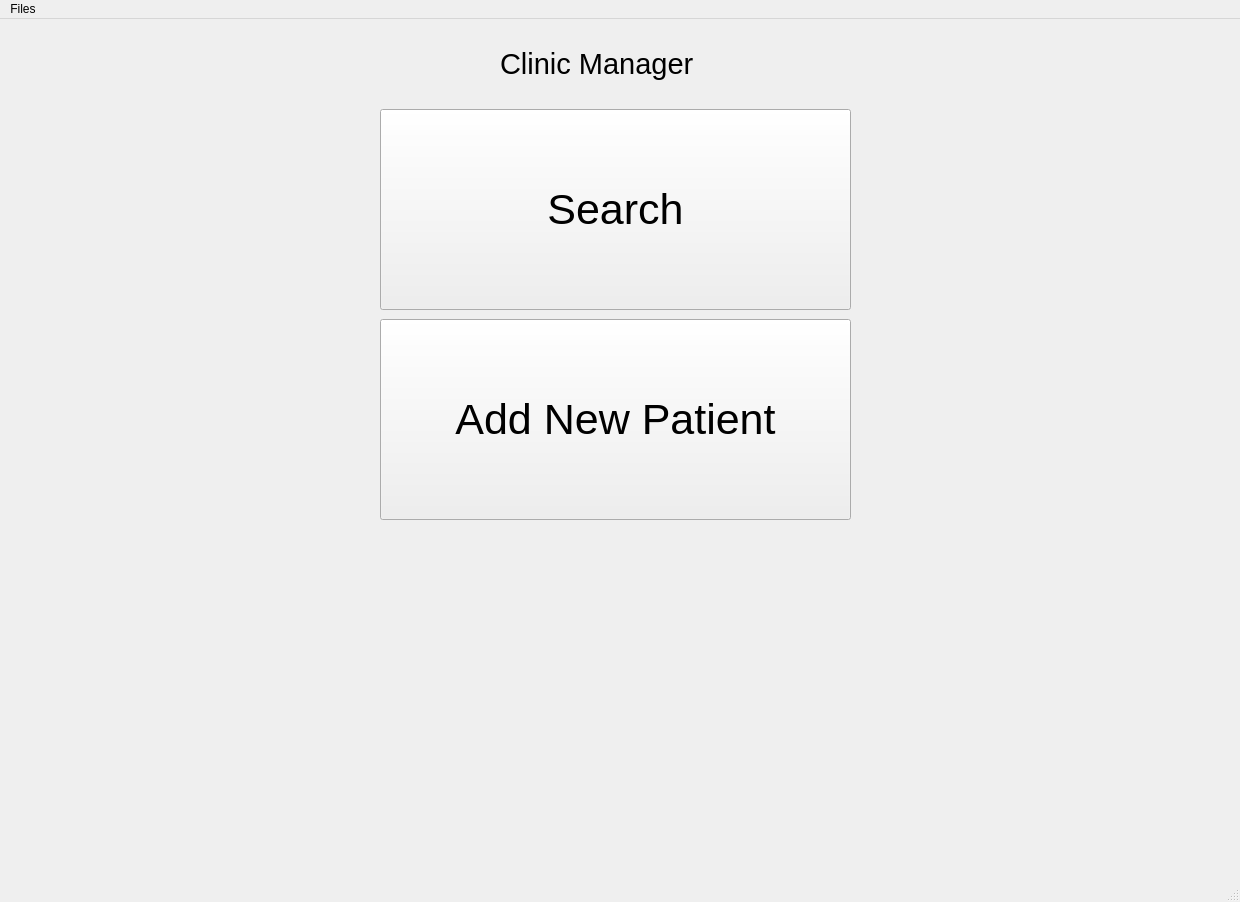
Before: the Qt Designer form form.ui in OhaoTech/ClinicManager, drawn with Qt 5.
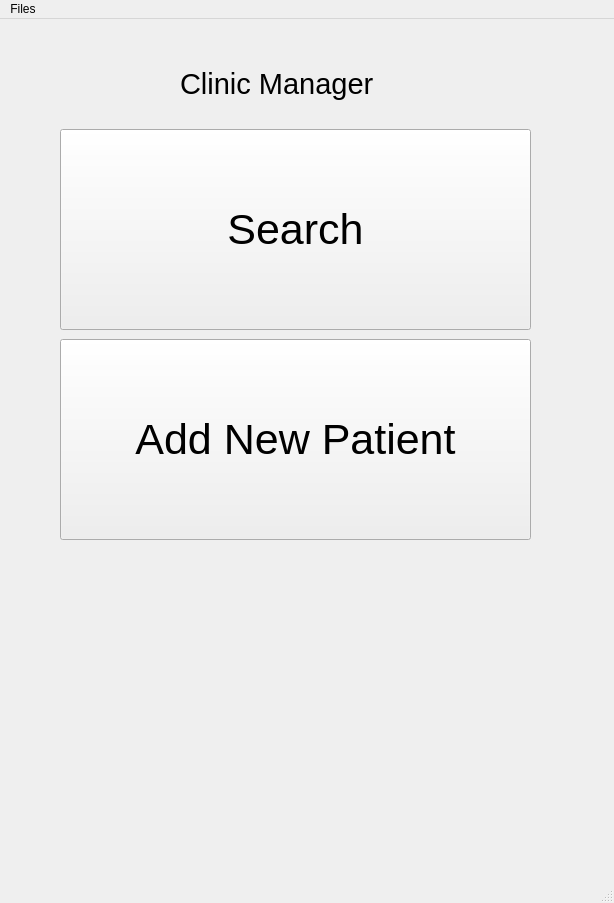
After: the same form once the commit is applied.

The edit to the form file:
```diff
--- a/form.ui
+++ b/form.ui
@@ -6,8 +6,8 @@
    <rect>
     <x>0</x>
     <y>0</y>
-    <width>1240</width>
-    <height>902</height>
+    <width>614</width>
+    <height>903</height>
    </rect>
   </property>
   <property name="windowTitle">
@@ -17,8 +17,8 @@
    <widget class="QLabel" name="logo_label">
     <property name="geometry">
      <rect>
-      <x>500</x>
-      <y>10</y>
+      <x>180</x>
+      <y>30</y>
       <width>261</width>
       <height>71</height>
      </rect>
@@ -30,8 +30,8 @@
    <widget class="QPushButton" name="searchButton">
     <property name="geometry">
      <rect>
-      <x>380</x>
-      <y>90</y>
+      <x>60</x>
+      <y>110</y>
       <width>471</width>
       <height>201</height>
      </rect>
@@ -48,8 +48,8 @@
    <widget class="QPushButton" name="addNewPatientButton">
     <property name="geometry">
      <rect>
-      <x>380</x>
-      <y>300</y>
+      <x>60</x>
+      <y>320</y>
       <width>471</width>
       <height>201</height>
      </rect>
@@ -69,8 +69,8 @@
     <rect>
      <x>0</x>
      <y>0</y>
-     <width>1240</width>
-     <height>27</height>
+     <width>614</width>
+     <height>28</height>
     </rect>
    </property>
    <widget class="QMenu" name="menuFiles">
```
